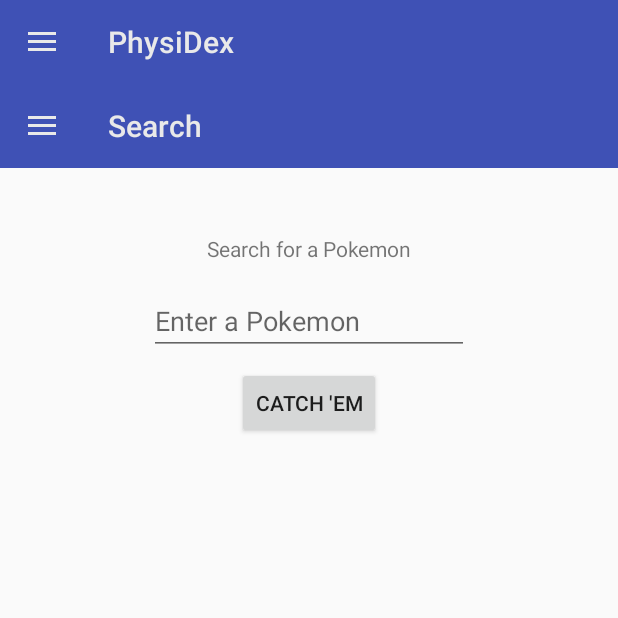
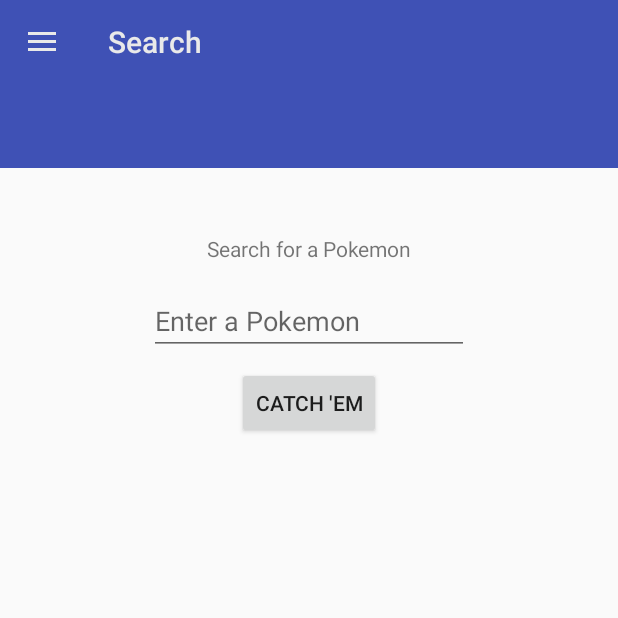
Before and after one commit to garveyn/PhysiDex, an Android app: the fragment TempMyBinderFragment placed in its activity, in the side drawer, after a tap on "Search", on a phone screen of 412 x 824 dp, the top half of it. Run offline under Robolectric (Android 15) with nearby library versions, the phone set to English and light mode, and no system bars; our stand-ins replace Picasso, Room's generated code, navigation-ui; pictures from the network do not load.

Commit message:
Finished merging manually

```diff
--- a/app/src/main/java/com/physidex/physidex/pages/TempMyBinderFragment.kt
+++ b/app/src/main/java/com/physidex/physidex/pages/TempMyBinderFragment.kt
@@ -44,17 +44,17 @@ class TempMyBinderFragment : Fragment() {
 
         // TODO Determine if this is necessary
         // Create Action bar
-        if (!(::deckCopies.isInitialized)) {
-            val toolbar: Toolbar = my_binder_toolbar
-            (activity as MainActivity).setSupportActionBar(toolbar)
-            val actionbar: ActionBar? = (activity as MainActivity).supportActionBar
-            actionbar?.apply {
-                setDisplayHomeAsUpEnabled(true)
-                setHomeAsUpIndicator(R.drawable.ic_arrow_back)
-                setBackgroundDrawable(ColorDrawable(
-                        ContextCompat.getColor(context!!, R.color.colorPrimary)))
-            }
-        }
+//        if (!(::deckCopies.isInitialized)) {
+//            val toolbar: Toolbar = my_binder_toolbar
+//            (activity as MainActivity).setSupportActionBar(toolbar)
+//            val actionbar: ActionBar? = (activity as MainActivity).supportActionBar
+//            actionbar?.apply {
+//                setDisplayHomeAsUpEnabled(true)
+//                setHomeAsUpIndicator(R.drawable.ic_arrow_back)
+//                setBackgroundDrawable(ColorDrawable(
+//                        ContextCompat.getColor(context!!, R.color.colorPrimary)))
+//            }
+//        }
 
         // Set up RecyclerView
         recyclerView = view.findViewById(R.id.binder_cards_view)
--- a/app/src/main/res/layout/deck_details.xml
+++ b/app/src/main/res/layout/deck_details.xml
@@ -27,7 +27,7 @@
         app:layout_constraintGuide_end="?attr/actionBarSize" />
 
     <androidx.recyclerview.widget.RecyclerView
-        android:id="@+id/recyclerView"
+        android:id="@+id/dd_recyclerView"
         android:layout_width="0dp"
         android:layout_height="0dp"
         android:layout_marginStart="8dp"
--- a/app/src/main/res/navigation/nav_graph.xml
+++ b/app/src/main/res/navigation/nav_graph.xml
@@ -34,7 +34,7 @@
         tools:layout="@layout/deck_manager_main">
         <action
             android:id="@+id/actionOpenDeck"
-            app:destination="@id/deckDetailActivity" />
+            app:destination="@+id/deckDetailActivity" />
     </fragment>
     <fragment
         android:id="@+id/searchResultsActivity"
@@ -45,7 +45,7 @@
             android:name="query"
             app:argType="string" />
         <action
-            android:id="@+id/actionViewDetails"
+            android:id="@+id/actionCardDetails"
             app:destination="@id/cardDetailFragment" />
     </fragment>
     <fragment
@@ -82,8 +82,15 @@
             android:name="deckID"
             app:argType="integer"
             android:defaultValue="-1" />
+        <action
+            android:id="@+id/actionCardDetails"
+            app:destination="@id/cardDetailFragment"
+            app:enterAnim="@anim/nav_default_enter_anim"
+            app:exitAnim="@anim/nav_default_exit_anim"
+            app:popEnterAnim="@anim/nav_default_pop_enter_anim"
+            app:popExitAnim="@anim/nav_default_pop_exit_anim" />
     </fragment>
-    <activity
+    <fragment
         android:id="@+id/deckDetailActivity"
         android:name="com.physidex.physidex.pages.DeckDetailActivity"
         android:label="DeckDetailActivity"
@@ -91,11 +98,23 @@
         <argument
             android:name="deckID"
             app:argType="integer" />
-    </activity>
+        <action
+            android:id="@+id/actionAddCards"
+            app:destination="@id/myBinderGridActivity"
+            app:enterAnim="@anim/nav_default_enter_anim"
+            app:exitAnim="@anim/nav_default_exit_anim"
+            app:popEnterAnim="@anim/nav_default_pop_enter_anim"
+            app:popExitAnim="@anim/nav_default_pop_exit_anim">
+            <argument
+                android:name="listToDisplay"
+                android:defaultValue="ALL" />
+        </action>
+    </fragment>
     <fragment
         android:id="@+id/cardDetailFragment"
         android:name="com.physidex.physidex.pages.CardDetailFragment"
-        android:label="CardDetailFragment" >
+        android:label="CardDetailFragment"
+        tools:layout="@layout/card_detail">
         <argument
             android:name="deckId"
             app:argType="integer"
```
Also changed, not shown: app/src/main/java/com/physidex/physidex/adapters/DeckAdapter.kt (+4 -4 lines), app/src/main/java/com/physidex/physidex/pages/DeckDetailActivity.kt (+28 -37 lines).
